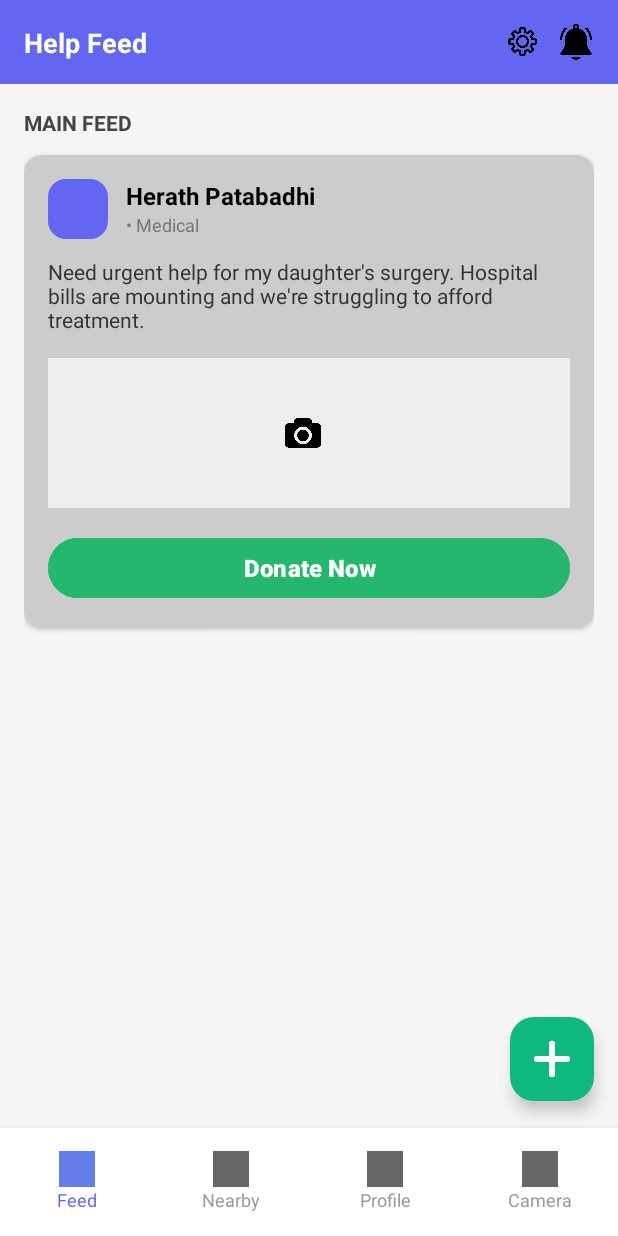
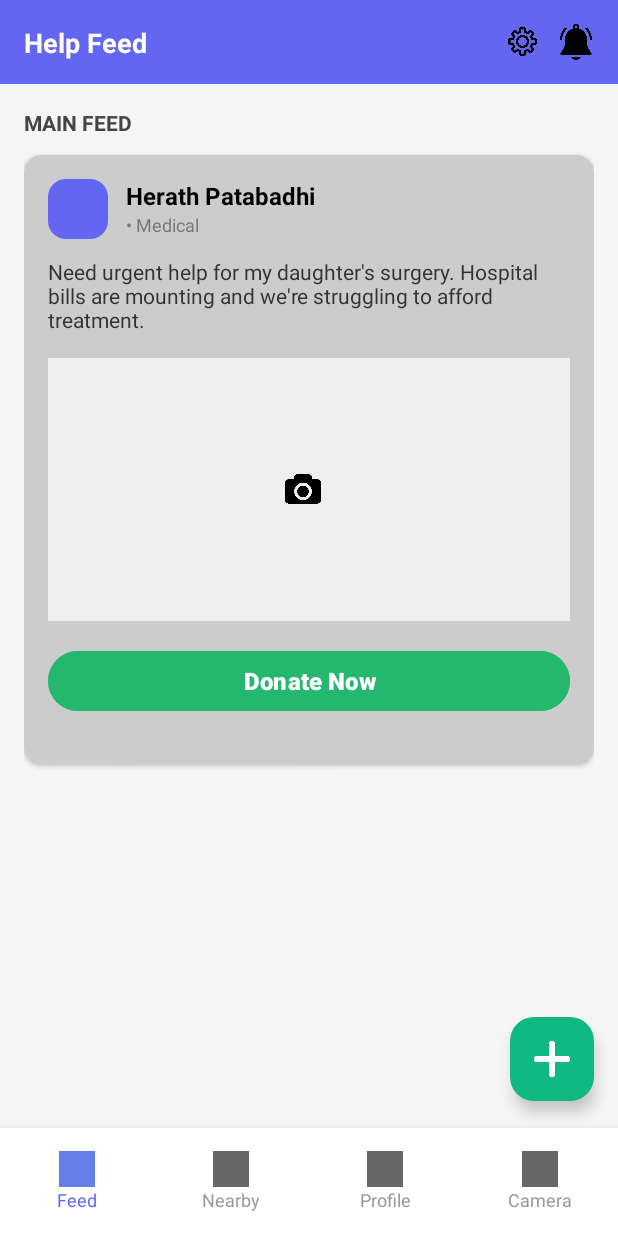
Before and after one commit to DAPrasanga/HelpLink, an Android app: the FeedActivity screen opened directly, with no data from a screen before it, on a phone screen of 412 x 824 dp. Run offline under Robolectric (Android 15) with nearby library versions, the phone set to English and light mode, and no system bars.

Commit message:
Adding new pages and more

```diff
--- a/app/build.gradle.kts
+++ b/app/build.gradle.kts
@@ -48,4 +48,8 @@ dependencies {
     implementation ("androidx.constraintlayout:constraintlayout:2.1.4")
     implementation ("com.google.android.gms:play-services-maps:18.2.0")
     implementation ("com.google.android.gms:play-services-location:21.0.1")
+    implementation ("androidx.camera:camera-core")
+    implementation ("androidx.camera:camera-camera2")
+    implementation ("androidx.camera:camera-lifecycle")
+    implementation ("androidx.camera:camera-view:1.3.0")
 }
--- a/app/src/main/java/com/s23010166/helplink/FeedActivity.java
+++ b/app/src/main/java/com/s23010166/helplink/FeedActivity.java
@@ -7,6 +7,8 @@ import android.widget.ImageView;
 import android.widget.Toast;
 import androidx.appcompat.app.AppCompatActivity;
 
+import com.google.android.material.floatingactionbutton.FloatingActionButton;
+
 public class FeedActivity extends AppCompatActivity {
 
     private Button donateButton;
@@ -15,6 +17,7 @@ public class FeedActivity extends AppCompatActivity {
     private ImageView nav_camera;
     private ImageView navNearby;
     private ImageView profile;
+    private FloatingActionButton fabAddPost;
 
     @Override
     protected void onCreate(Bundle savedInstanceState) {
@@ -22,12 +25,13 @@ public class FeedActivity extends AppCompatActivity {
         setContentView(R.layout.activity_feed);
 
         donateButton = findViewById(R.id.btnDonate);
-        donateButton.setOnClickListener(view ->
-                Toast.makeText(FeedActivity.this, "Thank you for your kindness!", Toast.LENGTH_SHORT).show()
-        );
+        donateButton.setOnClickListener(view ->{
+                Intent intent = new Intent(FeedActivity.this, DonateActivity.class);
+                startActivity(intent);
+        });
         notify = findViewById(R.id.notify);
         notify.setOnClickListener(view -> {
-            Intent intent = new Intent(FeedActivity.this, Notification.class);
+            Intent intent = new Intent(FeedActivity.this, NotificationActivity.class);
             startActivity(intent);
         });
         setting1 = findViewById(R.id.setting1);
@@ -50,5 +54,11 @@ public class FeedActivity extends AppCompatActivity {
             Intent intent = new Intent(FeedActivity.this, DonorProfile.class);
             startActivity(intent);
         });
+        fabAddPost = findViewById(R.id.fabAddPost);
+        fabAddPost.setOnClickListener(view -> {
+            Intent intent = new Intent(FeedActivity.this, CreateActivity.class);
+            startActivity(intent);
+        });
+
     }
 }
--- a/app/src/main/java/com/s23010166/helplink/Settings.java
+++ b/app/src/main/java/com/s23010166/helplink/Settings.java
@@ -61,12 +61,12 @@ public class Settings extends AppCompatActivity {
         layoutChangePassword = findViewById(R.id.layout_change_password);
         feed = findViewById(R.id.feed);
         feed.setOnClickListener(view -> {
-            Intent intent = new Intent(Settings.this, FeedActivity.class);
+            Intent intent = new Intent(Settings.this,FeedActivity.class);
             startActivity(intent);
         });
         notify1 = findViewById(R.id.notify1);
         notify1.setOnClickListener(view -> {
-            Intent intent = new Intent(Settings.this, Notification.class);
+            Intent intent = new Intent(Settings.this, NotificationActivity.class);
             startActivity(intent);
         });
     }
--- a/app/src/main/res/layout/activity_feed.xml
+++ b/app/src/main/res/layout/activity_feed.xml
@@ -70,7 +70,7 @@
 
             <LinearLayout
                 android:layout_width="match_parent"
-                android:layout_height="wrap_content"
+                android:layout_height="406dp"
                 android:orientation="vertical"
                 android:padding="16dp">
 
@@ -79,16 +79,16 @@
                 <LinearLayout
                     android:layout_width="match_parent"
                     android:layout_height="wrap_content"
-                    android:orientation="horizontal"
-                    android:layout_marginBottom="12dp">
+                    android:layout_marginBottom="12dp"
+                    android:orientation="horizontal">
 
                     <ImageView
                         android:layout_width="40dp"
                         android:layout_height="40dp"
+                        android:layout_marginEnd="12dp"
                         android:background="@drawable/rounded_background"
-                        android:scaleType="centerInside"
                         android:padding="8dp"
-                        android:layout_marginEnd="12dp" />
+                        android:scaleType="centerInside" />
 
 
                     <LinearLayout
@@ -120,25 +120,25 @@
                 <TextView
                     android:layout_width="match_parent"
                     android:layout_height="wrap_content"
+                    android:layout_marginBottom="16dp"
                     android:text="Need urgent help for my daughter's surgery. Hospital bills are mounting and we're struggling to afford treatment."
                     android:textColor="#333333"
-                    android:textSize="14sp"
-                    android:layout_marginBottom="16dp" />
+                    android:textSize="14sp" />
 
                 <!-- Evidence Placeholder -->
                 <LinearLayout
                     android:layout_width="match_parent"
-                    android:layout_height="100dp"
+                    android:layout_height="175dp"
                     android:background="#EEEEEE"
-                    android:orientation="horizontal"
-                    android:gravity="center">
+                    android:gravity="center"
+                    android:orientation="horizontal">
 
                     <ImageView
                         android:layout_width="24dp"
                         android:layout_height="24dp"
+                        android:layout_marginEnd="8dp"
                         android:src="@drawable/camera"
-                        android:tint="@color/black"
-                        android:layout_marginEnd="8dp" />
+                        android:tint="@color/black" />
 
                 </LinearLayout>
 
@@ -148,11 +148,11 @@
                     android:layout_width="match_parent"
                     android:layout_height="wrap_content"
                     android:layout_marginTop="16dp"
+                    android:backgroundTint="#24B86E"
                     android:text="Donate Now"
-                    android:backgroundTint="#24B86E"
                     android:textColor="#FFFFFF"
-                    android:textStyle="bold"
-                    android:textSize="16sp" />
+                    android:textSize="16sp"
+                    android:textStyle="bold" />
             </LinearLayout>
         </androidx.cardview.widget.CardView>
     </LinearLayout>
--- a/gradle.properties
+++ b/gradle.properties
@@ -19,3 +19,4 @@ android.useAndroidX=true
 # resources declared in the library itself and none from the library's dependencies,
 # thereby reducing the size of the R class for that library
 android.nonTransitiveRClass=true
+org.gradle.configuration-cache=true
--- a/gradle/libs.versions.toml
+++ b/gradle/libs.versions.toml
@@ -1,5 +1,5 @@
 [versions]
-agp = "8.9.2"
+agp = "8.12.1"
 junit = "4.13.2"
 junitVersion = "1.2.1"
 espressoCore = "3.6.1"
```
Also changed, not shown: app/src/main/AndroidManifest.xml (+6 -7 lines), app/src/main/java/com/s23010166/helplink/CameraActivity.java (+70 -20 lines), app/src/main/java/com/s23010166/helplink/Forgotpw.java (deleted, +0 -126 lines), app/src/main/java/com/s23010166/helplink/MainActivity.java (+26 -24 lines), app/src/main/java/com/s23010166/helplink/NotificationActivity.java (renamed from app/src/main/java/com/s23010166/helplink/Notification.java, +4 -4 lines), app/src/main/java/com/s23010166/helplink/RegisterActivity.java (renamed from app/src/main/java/com/s23010166/helplink/Register.java, +16 -6 lines), app/src/main/res/layout/activity_camera.xml (+5 -14 lines), app/src/main/res/layout/activity_donor_profile.xml (+8 -8 lines), app/src/main/res/values/colors.xml (+9 -0 lines), gradle/wrapper/gradle-wrapper.properties.
